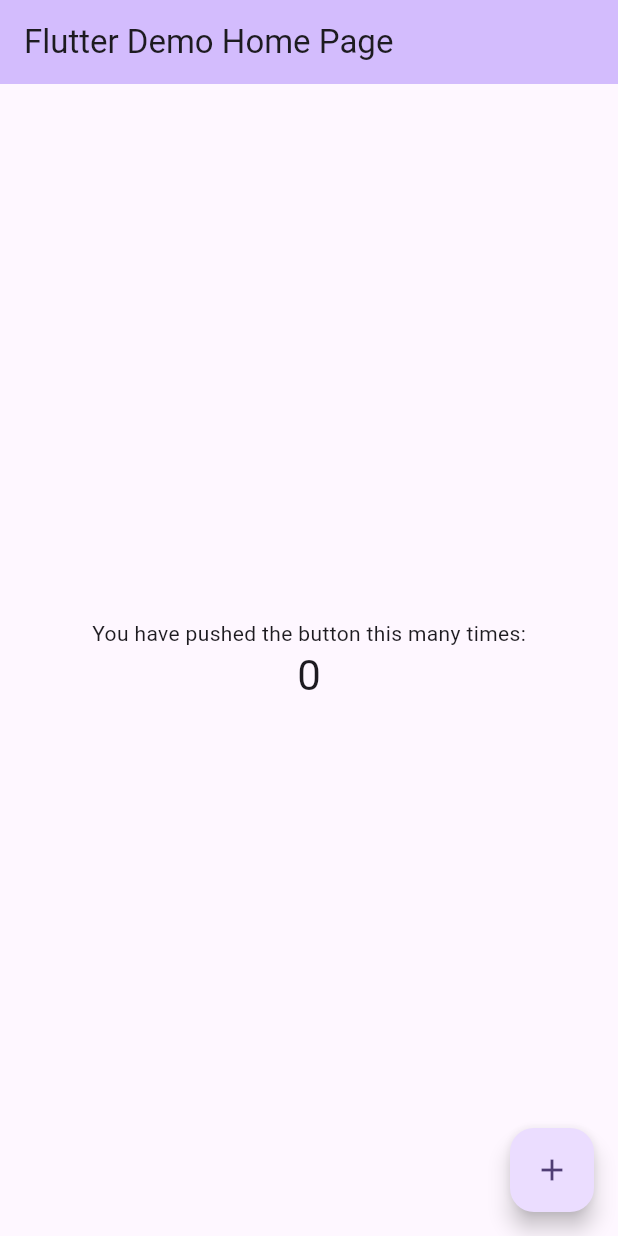
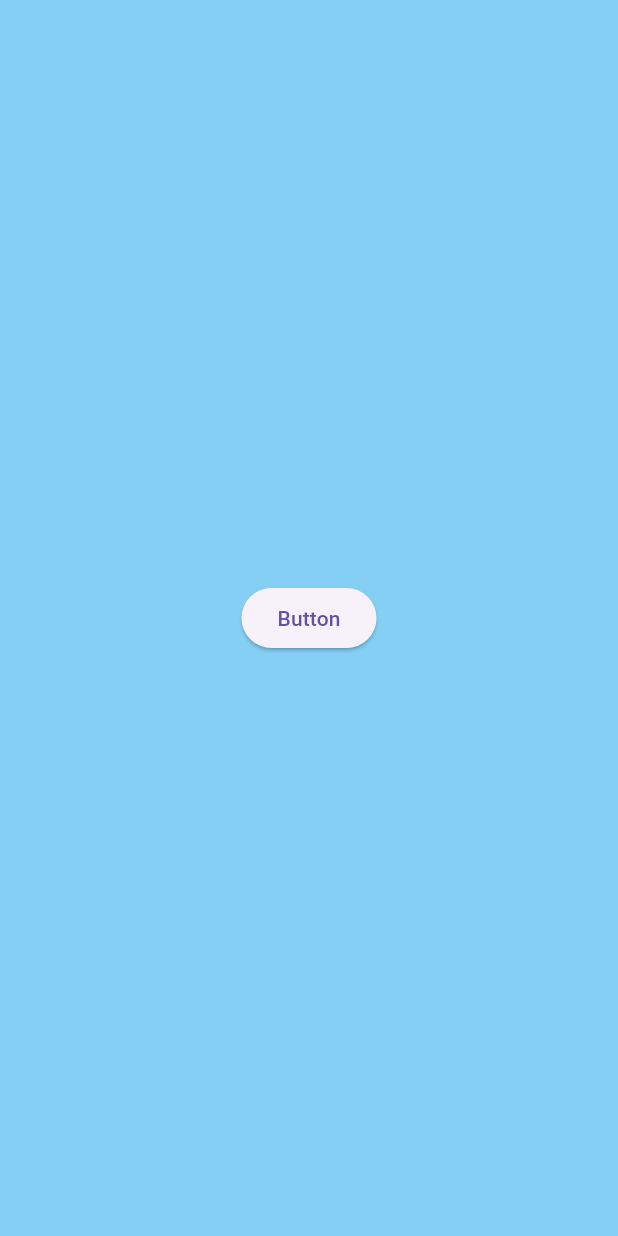
Before and after one commit to 919soyuz/Reflections_App, a Flutter app: the screen it shows after launch, on a phone screen of 412 x 824 dp. Run offline on Flutter 3.47's test engine with Material 3 defaults, Android fonts, the phone set to English and light mode, and no system bars.

Commit message:
buttonTEST
Secon test

```diff
--- a/lib/main.dart
+++ b/lib/main.dart
@@ -7,119 +7,40 @@ void main() {
 class MyApp extends StatelessWidget {
   const MyApp({super.key});
 
-  // This widget is the root of your application.
   @override
   Widget build(BuildContext context) {
     return MaterialApp(
-      title: 'Flutter Demo',
+      title: 'Simple Button App',
       theme: ThemeData(
-        // This is the theme of your application.
-        //
-        // TRY THIS: Try running your application with "flutter run". You'll see
-        // the application has a purple toolbar. Then, without quitting the app,
-        // try changing the seedColor in the colorScheme below to Colors.green
-        // and then invoke "hot reload" (save your changes or press the "hot
-        // reload" button in a Flutter-supported IDE, or press "r" if you used
-        // the command line to start the app).
-        //
-        // Notice that the counter didn't reset back to zero; the application
-        // state is not lost during the reload. To reset the state, use hot
-        // restart instead.
-        //
-        // This works for code too, not just values: Most code changes can be
-        // tested with just a hot reload.
-        colorScheme: ColorScheme.fromSeed(seedColor: Colors.deepPurple),
         useMaterial3: true,
       ),
-      home: const MyHomePage(title: 'Flutter Demo Home Page'),
+      home: const MyHomePage(),
     );
   }
 }
 
-class MyHomePage extends StatefulWidget {
-  const MyHomePage({super.key, required this.title});
+class MyHomePage extends StatelessWidget {
+  const MyHomePage({super.key});
 
-  // This widget is the home page of your application. It is stateful, meaning
-  // that it has a State object (defined below) that contains fields that affect
-  // how it looks.
-
-  // This class is the configuration for the state. It holds the values (in this
-  // case the title) provided by the parent (in this case the App widget) and
-  // used by the build method of the State. Fields in a Widget subclass are
-  // always marked "final".
-
-  final String title;
-
-  @override
-  State<MyHomePage> createState() => _MyHomePageState();
-}
-
-class _MyHomePageState extends State<MyHomePage> {
-  int _counter = 0;
-
-  void _incrementCounter() {
-    setState(() {
-      // This call to setState tells the Flutter framework that something has
-      // changed in this State, which causes it to rerun the build method below
-      // so that the display can reflect the updated values. If we changed
-      // _counter without calling setState(), then the build method would not be
-      // called again, and so nothing would appear to happen.
-      _counter++;
-    });
+  void _onButtonPressed() {
+    print('You clicked button');
   }
 
   @override
   Widget build(BuildContext context) {
-    // This method is rerun every time setState is called, for instance as done
-    // by the _incrementCounter method above.
-    //
-    // The Flutter framework has been optimized to make rerunning build methods
-    // fast, so that you can just rebuild anything that needs updating rather
-    // than having to individually change instances of widgets.
     return Scaffold(
-      appBar: AppBar(
-        // TRY THIS: Try changing the color here to a specific color (to
-        // Colors.amber, perhaps?) and trigger a hot reload to see the AppBar
-        // change color while the other colors stay the same.
-        backgroundColor: Theme.of(context).colorScheme.inversePrimary,
-        // Here we take the value from the MyHomePage object that was created by
-        // the App.build method, and use it to set our appbar title.
-        title: Text(widget.title),
-      ),
+      backgroundColor: Color.fromRGBO(133, 207, 245, 1), // Background color
       body: Center(
-        // Center is a layout widget. It takes a single child and positions it
-        // in the middle of the parent.
-        child: Column(
-          // Column is also a layout widget. It takes a list of children and
-          // arranges them vertically. By default, it sizes itself to fit its
-          // children horizontally, and tries to be as tall as its parent.
-          //
-          // Column has various properties to control how it sizes itself and
-          // how it positions its children. Here we use mainAxisAlignment to
-          // center the children vertically; the main axis here is the vertical
-          // axis because Columns are vertical (the cross axis would be
-          // horizontal).
-          //
-          // TRY THIS: Invoke "debug painting" (choose the "Toggle Debug Paint"
-          // action in the IDE, or press "p" in the console), to see the
-          // wireframe for each widget.
-          mainAxisAlignment: MainAxisAlignment.center,
-          children: <Widget>[
-            const Text(
-              'You have pushed the button this many times:',
+        child: ElevatedButton(
+          onPressed: _onButtonPressed,
+          style: ElevatedButton.styleFrom(
+            shape: RoundedRectangleBorder(
+              borderRadius: BorderRadius.circular(20),
             ),
-            Text(
-              '$_counter',
-              style: Theme.of(context).textTheme.headlineMedium,
-            ),
-          ],
+          ),
+          child: const Text('Button'),
         ),
       ),
-      floatingActionButton: FloatingActionButton(
-        onPressed: _incrementCounter,
-        tooltip: 'Increment',
-        child: const Icon(Icons.add),
-      ), // This trailing comma makes auto-formatting nicer for build methods.
     );
   }
 }
```
